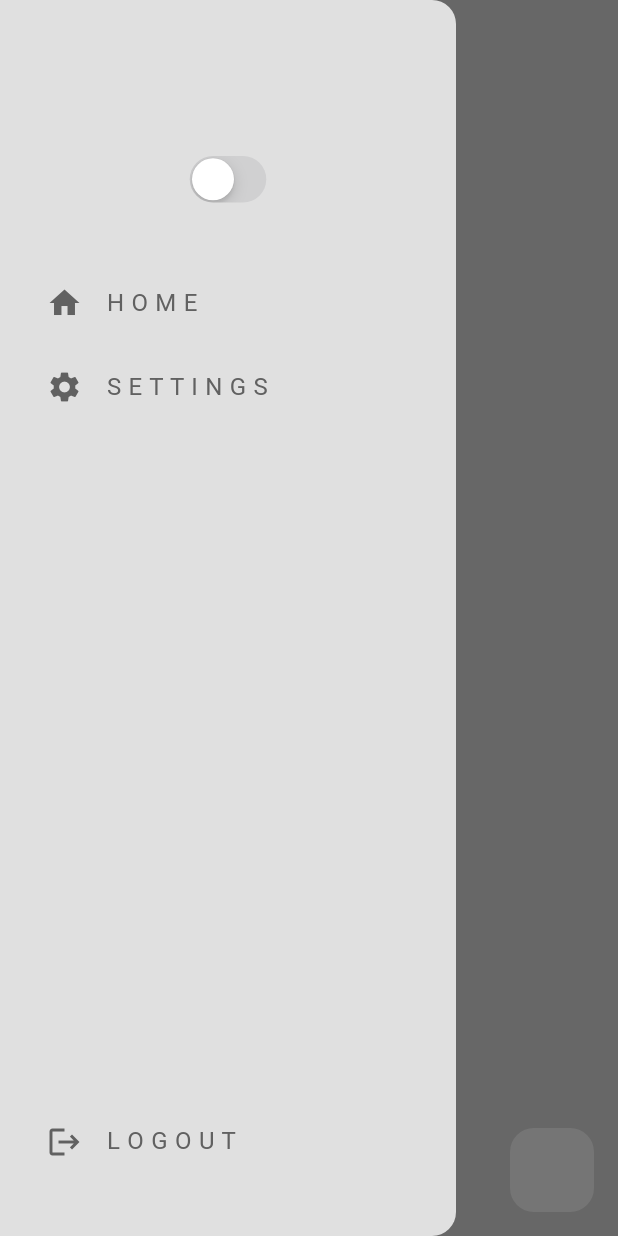
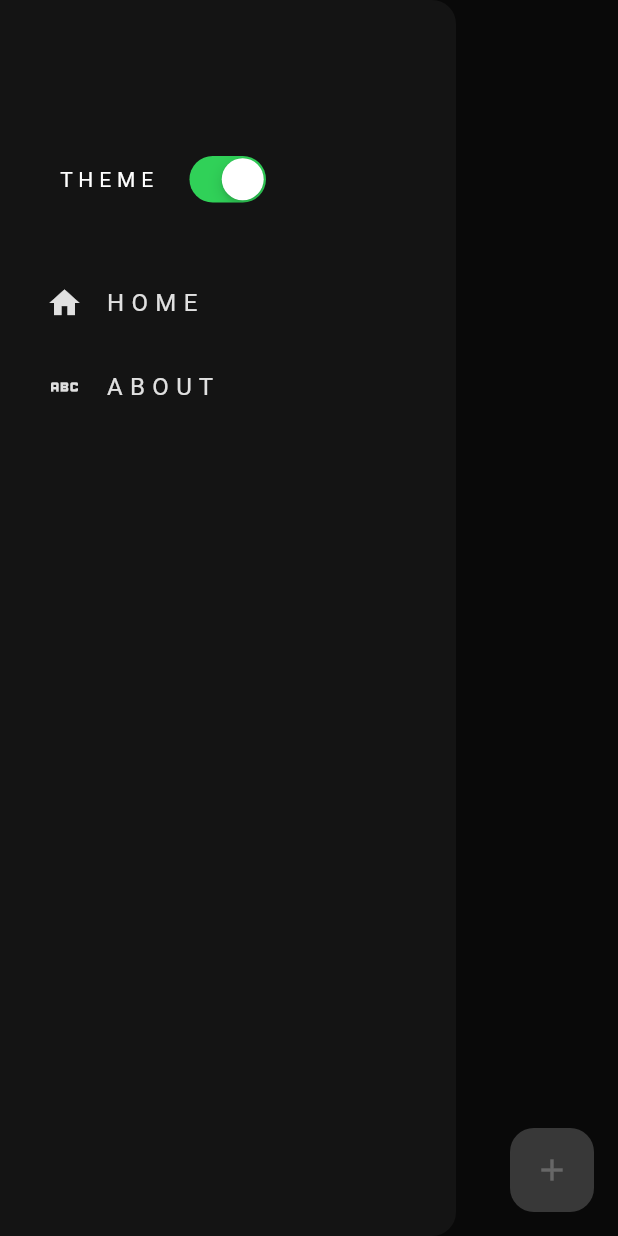
Before and after one commit to matheusz-nied/habits-better, a Flutter app: the screen it shows after launch, with the side drawer open, on a phone screen of 412 x 824 dp. Run offline on Flutter 3.47's test engine with Material 3 defaults, Android fonts, the phone set to English and light mode, and no system bars; our stand-ins replace flutter_heatmap_calendar, flutter_slidable, isar; accounts and stored records are empty; generated files the repository leaves out were written again.

Commit message:
App fineshed

```diff
--- a/lib/components/my_drawer.dart
+++ b/lib/components/my_drawer.dart
@@ -1,6 +1,7 @@
 import 'package:flutter/cupertino.dart';
 import 'package:flutter/material.dart';
 import 'package:habit_tracker/components/my_drawer_tile.dart';
+import 'package:habit_tracker/pages/about_page.dart';
 import 'package:habit_tracker/pages/home_page.dart';
 import 'package:habit_tracker/themes/theme_provider.dart';
 import 'package:provider/provider.dart';
@@ -13,33 +14,42 @@ class MyDrawer extends StatelessWidget {
     return Drawer(
         backgroundColor: Theme.of(context).colorScheme.surface,
         child: Column(children: [
-          Padding(
+         Padding(
               padding: const EdgeInsets.only(top: 100.0),
-              child: CupertinoSwitch(
+              child:
+              Row(
+                children: [
+                  const SizedBox(width: 40),
+                  const Text('T H E M E'),
+                  const SizedBox(width: 20),
+                  CupertinoSwitch(
                   value: Provider.of<ThemeProvider>(context).isDarkMode,
                   onChanged: (value) =>
                       Provider.of<ThemeProvider>(context, listen: false)
-                          .toggleTheme())),
+                          .toggleTheme())
+                ],
+              )),
           const SizedBox(
             height: 35,
           ),
           MyDrawerTile(
               text: "H O M E",
               icon: Icons.home,
-              onTap: () => {}),
-          MyDrawerTile(
-              text: "S E T T I N G S",
-              icon: Icons.settings,
-              onTap: () {
+       onTap: () {
                 Navigator.pop(context);
                 Navigator.push(context,
                     MaterialPageRoute(builder: (context) => const HomePage()));
               }),
-          const Spacer(),
-          MyDrawerTile(text: "L O G O U T", icon: Icons.logout, onTap: () {}),
-          const SizedBox(
-            height: 35,
-          )
+          MyDrawerTile(
+              text: "A B O U T",
+              icon: Icons.abc_outlined,
+              onTap: () {
+                Navigator.pop(context);
+                Navigator.push(context,
+                    MaterialPageRoute(builder: (context) => const AboutPage()));
+              }),
+
+
         ]));
   }
 }
--- a/lib/database/habit_database.dart
+++ b/lib/database/habit_database.dart
@@ -31,6 +31,8 @@ class HabitDatabase extends ChangeNotifier {
     final newHabit = Habit()..name = habit;
     await isar.writeTxn(() => isar.habits.put(newHabit));
     await readHabits();
+    notifyListeners();
+
   }
 
   Future<void> readHabits() async {
--- a/lib/pages/home_page.dart
+++ b/lib/pages/home_page.dart
@@ -26,6 +26,9 @@ class _HomePageState extends State<HomePage> {
     showDialog(
         context: context,
         builder: (context) => AlertDialog(
+          shape: RoundedRectangleBorder(
+            borderRadius: BorderRadius.circular(4),
+          ),
                 content: TextField(
                   controller: textController,
                   decoration:
@@ -125,10 +128,11 @@ class _HomePageState extends State<HomePage> {
       ),
       drawer: const MyDrawer(),
       floatingActionButton: FloatingActionButton(
+
         onPressed: createNewHabit,
         elevation: 0,
-        backgroundColor: Theme.of(context).colorScheme.tertiary,
-        child: const Icon(Icons.add),
+        backgroundColor: Theme.of(context).colorScheme.primary,
+        child:  Icon(Icons.add, color: Theme.of(context).colorScheme.inversePrimary),
       ),
       body: ListView(
         children: [
--- a/lib/themes/theme_provider.dart
+++ b/lib/themes/theme_provider.dart
@@ -4,7 +4,7 @@ import 'package:habit_tracker/themes/dark_mode.dart';
 import 'package:habit_tracker/themes/light_mode.dart';
 
 class ThemeProvider with ChangeNotifier{
-  ThemeData _themeData = lightMode;
+  ThemeData _themeData = darkMode;
   ThemeData get themeData => _themeData;
   bool get isDarkMode => _themeData == darkMode;
 
--- a/pubspec.yaml
+++ b/pubspec.yaml
@@ -30,6 +30,7 @@ environment:
 dependencies:
   flutter:
     sdk: flutter
+  url_launcher: ^6.1.10
 
 
   # The following adds the Cupertino Icons font to your application.
```
Also changed, not shown: lib/components/my_heat_map.dart (+4 -4 lines), lib/pages/about_page.dart (added, +36 -0 lines), home.png (added), pubspec.lock, 12 other files.
